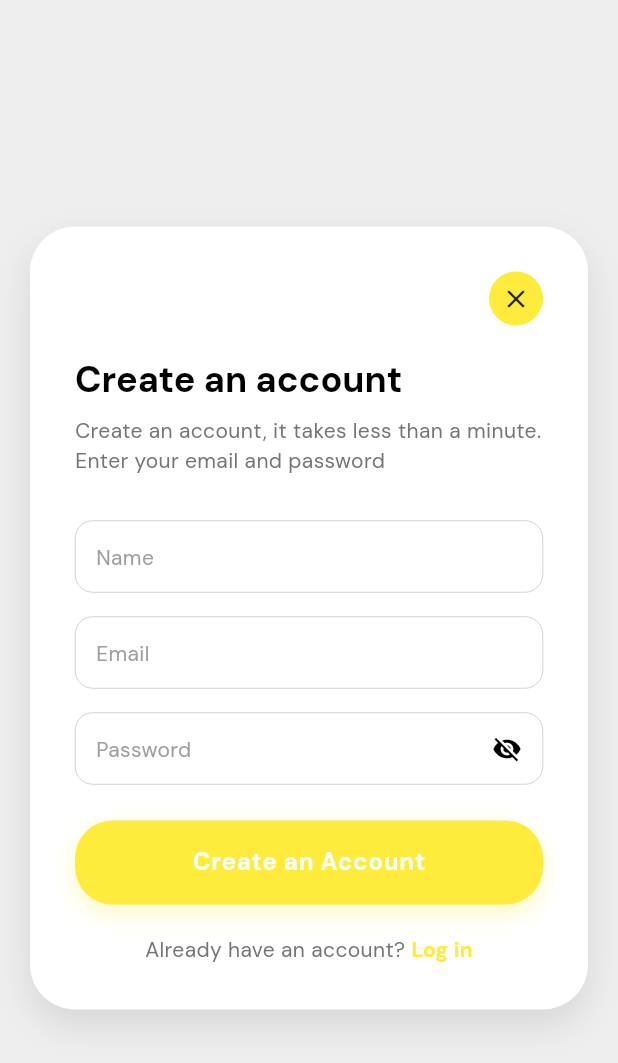
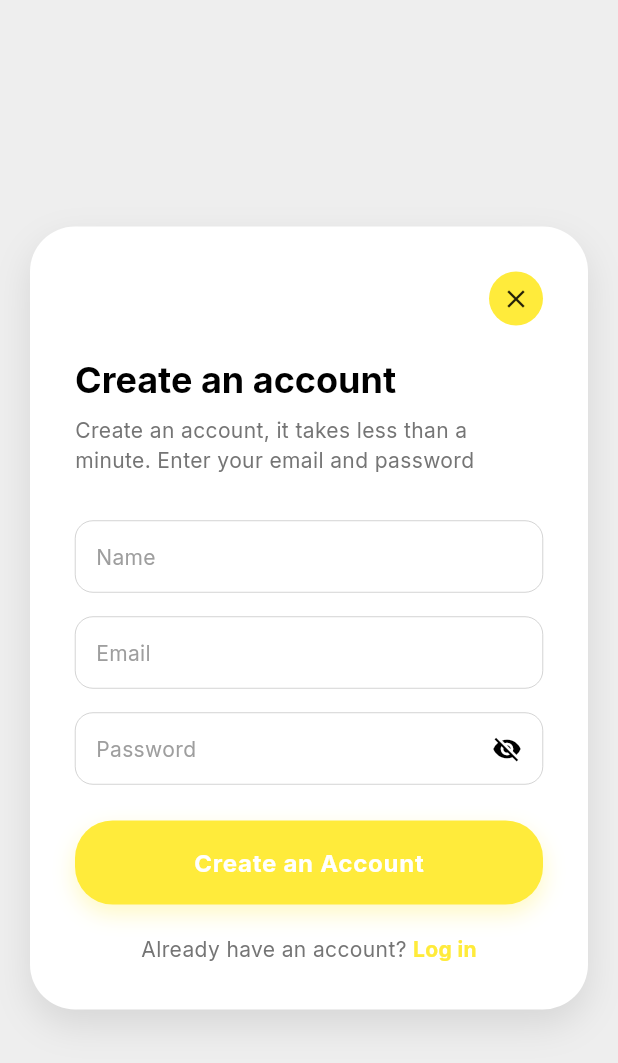
Before and after one commit to TheNairaSign/Vivapro, a Flutter app: the screen it shows after launch, after a tap on "Continue with Email", on a phone screen of 412 x 824 dp. Shown: the top 1063 px of the screen. Run offline on Flutter 3.47's test engine with Material 3 defaults, Android fonts, the light colour scheme and no system bars; drawn by our look-alikes of dynamic_color; our stand-ins replace another_flushbar, bloc, cached_network_image, cloud_firestore, dartz, firebase_auth and 13 more; missing offline and left inert: call_log, google_sign_in_platform_interface; accounts and stored records are empty.

Commit message:
feat: Implement contact picking for favorites, add Firestore security rules, and refactor app theming.

```diff
--- a/lib/core/app.dart
+++ b/lib/core/app.dart
@@ -3,6 +3,7 @@ import 'package:flutter/material.dart';
 import 'package:flutter/services.dart';
 import 'package:flutter_bloc/flutter_bloc.dart';
 import 'package:flutter_riverpod/flutter_riverpod.dart';
+import 'package:provider/provider.dart';
 import 'package:vivapro/core/bootstrap.dart';
 import 'package:vivapro/core/theme/app_theme.dart';
 import 'package:vivapro/features/auth/presentation/bloc/auth_change/auth_change_bloc.dart';
@@ -14,6 +15,7 @@ import 'package:vivapro/features/auth/repositories/firebase_auth_repository.dart
 import 'package:vivapro/features/auth/repositories/google_sign_in_repository.dart';
 import 'package:vivapro/features/call_log/presentation/bloc/call_log_bloc.dart';
 import 'package:vivapro/features/call_log/repositories/call_log_repository.dart';
+import 'package:vivapro/features/contacts/presentation/widgets/favorites/frequency_container.dart';
 import 'package:vivapro/features/contacts/repositories/contact_repository.dart';
 import 'package:vivapro/features/messaging/presentation/bloc/chat/chat_bloc.dart';
 import 'package:vivapro/features/messaging/presentation/bloc/message_bloc.dart';
@@ -38,7 +40,9 @@ class _VivaproState extends ConsumerState<Vivapro> {
 
   @override
   Widget build(BuildContext context) {
-    return MultiBlocProvider(
+    return ChangeNotifierProvider(
+      create: (context) => AddFavoritesProvider(),
+      child: MultiBlocProvider(
       providers: [
         BlocProvider(create: (create) => SignUpBloc(ref.read(firebaseAuthRepository))),
         BlocProvider(create: (create) => SignInBloc(ref.read(firebaseAuthRepository))),
@@ -81,6 +85,7 @@ class _VivaproState extends ConsumerState<Vivapro> {
           },
         ),
       ),
+      ),
     );
   }
 }
--- a/lib/core/theme/app_theme.dart
+++ b/lib/core/theme/app_theme.dart
@@ -1,67 +1,32 @@
 import 'package:flutter/material.dart';
 import 'package:google_fonts/google_fonts.dart';
-import 'package:vivapro/core/theme/global_colors.dart';
 
 class AppTheme {
-  static final ThemeData
-  lightTheme = ThemeData.light(useMaterial3: true).copyWith(
-    scaffoldBackgroundColor: Color(0xffF4F7FA),
-    textTheme: GoogleFonts.dmSansTextTheme().apply(
-      bodyColor: Colors.black,
-      displayColor: Colors.black,
-    ),
-    appBarTheme: const AppBarTheme(
-      backgroundColor: Color(0xffF5F7FA),
-      foregroundColor: Colors.black,
-      elevation: 2,
-      scrolledUnderElevation: 0,
-      iconTheme: IconThemeData(color: Colors.black),
-    ),
-    cardTheme: CardThemeData(
-      color: Colors.white,
-      elevation: 1,
-      shape: RoundedRectangleBorder(borderRadius: BorderRadius.circular(24)),
-      margin: const EdgeInsets.symmetric(vertical: 8, horizontal: 16),
-    ),
-    elevatedButtonTheme: ElevatedButtonThemeData(
-      style: ElevatedButton.styleFrom(
-        backgroundColor: GlobalColors.freshPink,
-        foregroundColor: Colors.white,
-        elevation: 0,
-        shape: RoundedRectangleBorder(borderRadius: BorderRadius.circular(30)),
-        padding: const EdgeInsets.symmetric(vertical: 16, horizontal: 24),
-      ),
+ static final darkTheme = ThemeData(
+    useMaterial3: true,
+    brightness: Brightness.dark,
+    scaffoldBackgroundColor: const Color(0xFF121212),
+    primaryColor: const Color(0xFF3D7BFF),
+    textTheme: GoogleFonts.interTextTheme(ThemeData.dark().textTheme),
+    colorScheme: const ColorScheme.dark(
+      primary: Color(0xFF3D7BFF),
+      secondary: Color(0xFF3D7BFF),
+      background: Color(0xFF121212),
+      surface: Color(0xFF1E1E1E),
     ),
   );
 
-  static final ThemeData
-  darkTheme = ThemeData.dark(useMaterial3: true).copyWith(
-    brightness: Brightness.dark,
-    // scaffoldBackgroundColor: const Color(0xFF121212),
-    scaffoldBackgroundColor: Color(0xff101a22),
-    textTheme: GoogleFonts.dmSansTextTheme().apply(
-      bodyColor: Colors.white,
-      displayColor: Colors.white,
-    ),
-    appBarTheme: const AppBarTheme(
-      backgroundColor: Colors.transparent,
-      elevation: 0,
-      scrolledUnderElevation: 0,
-      iconTheme: IconThemeData(color: Colors.white),
-    ),
-    cardTheme: CardThemeData(
-      color: const Color(0xFF121212),
-      elevation: 0,
-      shape: RoundedRectangleBorder(borderRadius: BorderRadius.circular(24)),
-    ),
-    elevatedButtonTheme: ElevatedButtonThemeData(
-      style: ElevatedButton.styleFrom(
-        backgroundColor: Colors.lightBlue,
-        foregroundColor: Colors.white,
-        elevation: 0,
-        shape: RoundedRectangleBorder(borderRadius: BorderRadius.circular(30)),
-        padding: const EdgeInsets.symmetric(vertical: 16, horizontal: 24),
-      ),
+  static final lightTheme = ThemeData(
+    useMaterial3: true,
+    brightness: Brightness.light,
+    scaffoldBackgroundColor: Color(0xFFF0F0F0),
+    primaryColor: const Color(0xFF3D7BFF),
+    textTheme: GoogleFonts.interTextTheme(ThemeData.light().textTheme),
+    colorScheme: const ColorScheme.light(
+      primary: Color(0xFF3D7BFF),
+      secondary: Color(0xFF3D7BFF),
+      background: Colors.white,
+      surface: Colors.white,
     ),
   );
 }
--- a/lib/core/theme/global_colors.dart
+++ b/lib/core/theme/global_colors.dart
@@ -19,7 +19,8 @@ class GlobalColors {
 
   static Color? containerColor(BuildContext context) {
     bool isDark = Theme.of(context).brightness == Brightness.dark;
-    return isDark ? const Color(0xFF1C2029) : Colors.white;
+    // return isDark ? const Color(0xFF1C2029) : Colors.white;
+    return Theme.of(context).colorScheme.surface;
   }
 
   static Color? textThemeColor(BuildContext context) {
--- a/lib/features/auth/presentation/pages/auth_page.dart
+++ b/lib/features/auth/presentation/pages/auth_page.dart
@@ -22,6 +22,7 @@ class _AuthPageState extends State<AuthPage> {
     final size = MediaQuery.of(context).size;
     final height = size.height;
     return Scaffold(
+      backgroundColor: Colors.white,
       body: BlocListener<GoogleSignInBloc, GoogleSignInState>(
         listener: (context, state) {
           if (state is GoogleSignInLoading) {
--- a/lib/features/contacts/data/favorite_contact.dart
+++ b/lib/features/contacts/data/favorite_contact.dart
@@ -4,7 +4,7 @@ import 'package:vivapro/core/enums/call_frequency.dart';
 import 'package:vivapro/core/enums/priority.dart';
 
 class FavoriteContact {
-  final String id;
+  final String? id;
   final Contact contactDetails;
   final String? inAppUserId;
   final CallPriority priority;
@@ -12,7 +12,7 @@ class FavoriteContact {
   final DateTime? lastCalledAt;
 
   FavoriteContact({
-    required this.id,
+    this.id,
     required this.contactDetails,
     this.inAppUserId,
     required this.priority,
@@ -49,4 +49,5 @@ class FavoriteContact {
       lastCalledAt: (map['lastCalledAt'] as Timestamp?)?.toDate(),
     );
   }
+
 }
--- a/lib/features/contacts/repositories/favorite_repository.dart
+++ b/lib/features/contacts/repositories/favorite_repository.dart
@@ -8,13 +8,14 @@ import 'package:vivapro/features/contacts/data/favorite_contact.dart';
 import 'package:vivapro/core/enums/call_frequency.dart';
 import 'package:vivapro/core/enums/priority.dart';
 
+import 'dart:developer' as developer;
+
 class FavoritesRepository {
   final FirebaseFirestore _firestore;
   final FirebaseAuth _auth;
 
   FavoritesRepository(this._firestore, this._auth);
 
-  /// Add favorite contact
   Future<void> addFavorite(FavoriteContact contact) async {
     final uid = _auth.currentUser?.uid;
     if (uid == null) return;
@@ -87,6 +88,7 @@ class FavoritesRepository {
           )
           .listen(controller.add, onError: controller.addError);
       }
+      favoritesSubscription?.onError((error) => developer.log('Error listening to favorites: $error'));
     });
 
     controller.onCancel = () {
@@ -97,7 +99,6 @@ class FavoritesRepository {
     return controller.stream;
   }
 
-  /// Watch if contact is favorite
   Stream<bool> watchIsFavorite(String contactId) {
     final uid = _auth.currentUser?.uid;
     if (uid == null) return Stream.value(false);
--- a/lib/features/schedule_call/presentation/pages/schedule_call_page.dart
+++ b/lib/features/schedule_call/presentation/pages/schedule_call_page.dart
@@ -7,7 +7,6 @@ import 'package:vivapro/features/schedule_call/presentation/bloc/schedule_call_b
 import 'package:vivapro/features/schedule_call/presentation/bloc/schedule_call_event.dart';
 import 'package:vivapro/features/schedule_call/presentation/bloc/schedule_call_state.dart';
 import 'package:vivapro/features/schedule_call/presentation/pages/schedule_details_page.dart';
-import 'package:vivapro/features/schedule_call/presentation/pages/scheduled_calls_page.dart';
 import 'package:vivapro/features/schedule_call/repositories/schedule_call_repository.dart';
 import 'package:vivapro/pages/navigation/widgets/schedule_call/call_note_card.dart';
 import 'package:vivapro/pages/navigation/widgets/schedule_call/date_selection_card.dart';
--- a/lib/features/schedule_call/presentation/pages/schedule_details_page.dart
+++ b/lib/features/schedule_call/presentation/pages/schedule_details_page.dart
@@ -1,7 +1,6 @@
 
 import 'package:flutter/material.dart';
 import 'package:intl/intl.dart';
-import 'package:flutter_svg/flutter_svg.dart';
 import 'package:vivapro/core/theme/global_colors.dart';
 import 'package:vivapro/features/schedule_call/data/schedule_call.dart';
 
--- a/lib/features/schedule_call/repositories/schedule_call_repository.dart
+++ b/lib/features/schedule_call/repositories/schedule_call_repository.dart
@@ -24,7 +24,6 @@ class ScheduleCallRepository {
     return _firestore.collection('users').doc(uid).collection('schedule_calls');
   }
 
-  /// Get list of all scheduled calls
   Stream<List<ScheduleCall>> watchScheduledCalls() {
     final ref = _userSchedulesRef;
     if (ref == null) return Stream.value([]);
@@ -36,10 +35,8 @@ class ScheduleCallRepository {
     });
   }
 
-  // Create instance
   final _notificationService = NotificationService();
 
-  /// Schedule a call (Create)
   Future<Either<Failure, Unit>> scheduleCall(ScheduleCall scheduleCall) async {
     try {
       final ref = _userSchedulesRef;
@@ -71,7 +68,6 @@ class ScheduleCallRepository {
     }
   }
 
-  /// Delete a schedule
   Future<Either<Failure, Unit>> deleteSchedule(String scheduleId) async {
     try {
       final ref = _userSchedulesRef;
--- a/lib/pages/contact_picker_page.dart
+++ b/lib/pages/contact_picker_page.dart
@@ -100,14 +100,14 @@ class _ContactPickerPageState extends State<ContactPickerPage> {
           ),
           child: ListTile(
             leading: CircleAvatar(
-              backgroundColor: Colors.lightBlue.withOpacity(0.1),
+              backgroundColor: Colors.lightBlue.withValues(alpha: 0.1),
               backgroundImage: hasPhoto ? MemoryImage(contact.photo!) : null,
               child: !hasPhoto
                   ? Text(
                       (contact.displayName.isNotEmpty)
                           ? contact.displayName.characters.first.toUpperCase()
                           : '?',
-                      style: const TextStyle(
+                      style: Theme.of(context).textTheme.bodyMedium?.copyWith(
                         color: Colors.lightBlue,
                         fontWeight: FontWeight.bold,
                       ),
--- a/lib/pages/home/home_page.dart.dart
+++ b/lib/pages/home/home_page.dart.dart
@@ -33,6 +33,7 @@ class _HomePageState extends ConsumerState<HomePage> {
 
     final isDark = Theme.of(context).brightness == Brightness.dark;
     return Scaffold(
+      extendBody: true,
       appBar: AppBar(
         actionsPadding: EdgeInsets.only(right: 15),
         title: Column(
--- a/lib/pages/navigation/navigation_page.dart
+++ b/lib/pages/navigation/navigation_page.dart
@@ -83,6 +83,7 @@ class _NavigationPageState extends State<NavigationPage> {
     );
   }
 
+/*
   void _handlePlusButtonAction() async {
     switch (selectedIndex) {
       case 0:
@@ -115,4 +116,5 @@ class _NavigationPageState extends State<NavigationPage> {
         break;
     }
   }
+  */
 }
--- a/pubspec.yaml
+++ b/pubspec.yaml
@@ -62,6 +62,8 @@ dependencies:
   flutter_local_notifications: ^19.5.0
   timezone: ^0.10.1
   flutter_timezone: ^5.0.1
+  provider: ^6.1.5+1
+  another_flushbar: ^1.12.32
 
 dev_dependencies:
   flutter_test:
```
Also changed, not shown: lib/components/show_flushbar.dart (added, +28 -0 lines), lib/features/contacts/presentation/pages/add_favorite_page.dart (+61 -19 lines), lib/features/contacts/presentation/widgets/favorites/frequency_container.dart (+28 -7 lines), lib/pages/home/widgets/favorites_card.dart (+6 -3 lines), lib/pages/home/widgets/favorites_section.dart (+23 -11 lines), firebase.json, pubspec.lock, 1 other file. Lines whose indentation alone changed are shown as unchanged.
